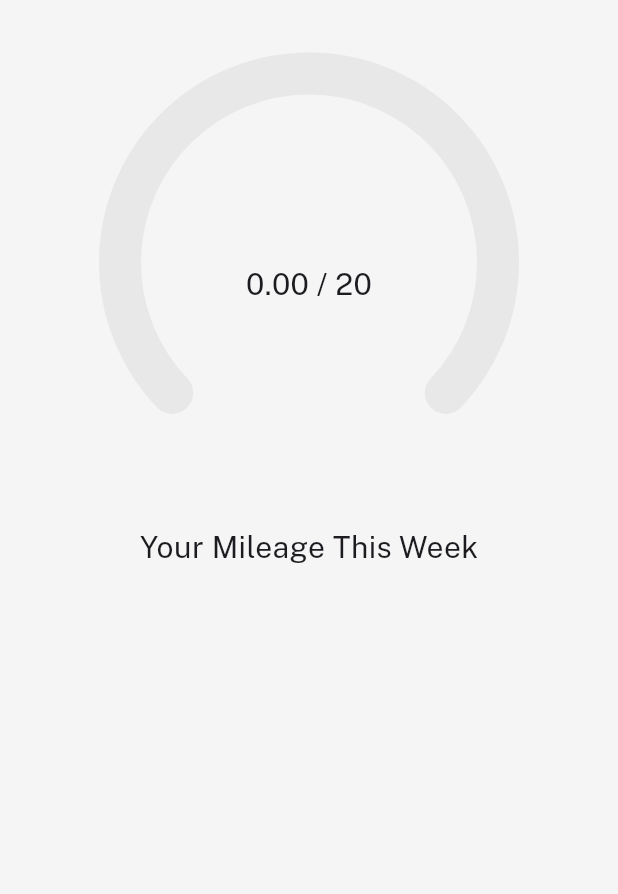
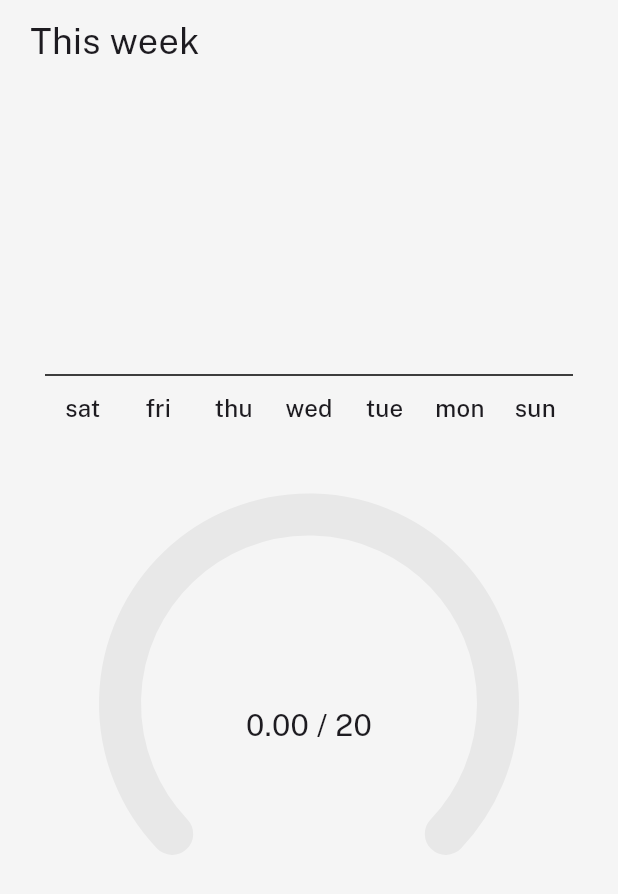
Before and after one commit to liamb09/Rundex, a Flutter app: the StatsPage screen opened directly, on a phone screen of 412 x 824 dp. Shown: the top 894 px of the screen. Run offline on Flutter 3.47's test engine with Material 3 defaults, Android fonts, the phone set to English and light mode, and no system bars; drawn by our look-alikes of syncfusion_flutter_gauges; our stand-ins replace envied, file_picker, flutter_image_compress, google_fonts, shared_preferences, sqflite and 2 more; missing offline and left inert: flex_color_picker, flutter_share, polyline_codec; accounts and stored records are empty; generated files the repository leaves out were written again.

Commit message:
Add daily mileage bar chart

```diff
--- a/lib/pages/stats_page.dart
+++ b/lib/pages/stats_page.dart
@@ -6,8 +6,8 @@ import 'package:running_log/services_and_helpers/User.dart';
 import 'package:running_log/services_and_helpers/UserDatabaseHelper.dart';
 import 'package:running_log/theme/theme.dart';
 import 'package:running_log/theme/theme_provider.dart';
-//import 'package:syncfusion_flutter_charts/charts.dart';
-import 'package:syncfusion_flutter_gauges/gauges.dart';
+import 'package:syncfusion_flutter_charts/charts.dart' as charts;
+import 'package:syncfusion_flutter_gauges/gauges.dart' as gauges;
 
 class StatsPage extends StatefulWidget {
   @override
@@ -46,6 +46,31 @@ class _StatsPageState extends State<StatsPage> {
     return weeklyMileage;
   }
 
+  List<MapEntry<String, double>> getLastWeekRuns (List<Run> runs) {
+    var currentTimestamp = (DateTime.now().millisecondsSinceEpoch / 1000).round();
+    var dayIndex = ((currentTimestamp - (currentTimestamp % 604800))%86400).floor();
+    List<String> days = ["sun", "mon", "tue", "wed", "thu", "fri", "sat"];
+    List<MapEntry<String, double>> ret = [];
+    for (int i = 0; i < 7; i++) {
+      ret.insert(0, MapEntry(days[(i+dayIndex)%7], 0));
+    }
+    for (int i = runs.length-1; i >= 0; i--) {
+      int index = 6-((currentTimestamp - runs[i].timestamp)/86400).floor();
+      if (index >= 0) {
+        ret[index] = MapEntry(ret[index].key, ret[index].value + runs[i].distance);
+      }
+    }
+    return ret;
+  }
+
+  List<DayData> getChartData (List<MapEntry<String, double>> distances) {
+    List<DayData> ret = [];
+    for (int i = 0; i < distances.length; i++) {
+      ret.add(DayData(distances[i].key, distances[i].value));
+    }
+    return ret;
+  }
+
   /*List<ChartSampleData> getMileageSeries (List<Run> runs) {
     List<ChartSampleData> result = [];
     for (Run run in runs) {
@@ -64,8 +89,11 @@ class _StatsPageState extends State<StatsPage> {
       builder: (BuildContext context, AsyncSnapshot<List<Run>> runSnapshot) {
         var runs = runSnapshot.data;
         var weeklyMileage = [];
+        List<DayData> lastWeek = [];
         if (runs != null) {
           weeklyMileage = getWeekMileage(runs);
+          getLastWeekRuns(runs);
+          lastWeek = getChartData(getLastWeekRuns(runs));
         }
         return FutureBuilder<User>(
           future: user,
@@ -76,34 +104,69 @@ class _StatsPageState extends State<StatsPage> {
             }
             return Scaffold(
               body: Center(
+                child: Padding(
+                  padding: const EdgeInsets.symmetric(horizontal: 20, vertical: 10),
                   child: Column(
                     children: [
-                    SfRadialGauge(
-                      axes: <RadialAxis>[
-                        RadialAxis(
+                      Row(
+                        children: [
+                          Text("This week", textAlign: TextAlign.left, style: TextStyle(
+                            fontSize: Theme.of(context).textTheme.headlineSmall!.fontSize,
+                          ),),
+                        ],
+                      ),
+                      SizedBox(
+                        height: 250,
+                        child: charts.SfCartesianChart(
+                          series: [
+                            charts.ColumnSeries<DayData, String>(
+                              dataSource: lastWeek,
+                              xValueMapper: (DayData day, _) => day.day,
+                              yValueMapper: (DayData day, _) => day.distance,
+                              color: Theme.of(context).colorScheme.primary,
+                              animationDuration: 200,
+                              dataLabelSettings: charts.DataLabelSettings(isVisible: true, showZeroValue: false),
+                              borderRadius: BorderRadius.only(topLeft: Radius.circular(8), topRight: Radius.circular(8)),
+                            ),
+                          ],
+                          primaryXAxis: charts.CategoryAxis(
+                            majorGridLines: charts.MajorGridLines(width: 0),
+                            majorTickLines: charts.MajorTickLines(width: 0),
+                            labelStyle: Theme.of(context).textTheme.titleMedium,
+                          ),
+                          primaryYAxis: charts.NumericAxis(
+                            isVisible: false,
+                          ),
+                          borderColor: Colors.transparent,
+                          plotAreaBorderWidth: 0,
+                        ),
+                      ),
+                      gauges.SfRadialGauge(
+                        axes: <gauges.RadialAxis>[
+                          gauges.RadialAxis(
                             showLabels: false,
                             showTicks: false,
                             radiusFactor: 0.8,
-                          axisLineStyle: AxisLineStyle(
+                            axisLineStyle: gauges.AxisLineStyle(
                               thickness: 0.2,
-                            cornerStyle: CornerStyle.bothCurve,
+                              cornerStyle: gauges.CornerStyle.bothCurve,
                               color: Provider.of<ThemeProvider>(context).themeData == darkMode ? Color(0xff171717) : Color(0xffE8E8E8),
-                            thicknessUnit: GaugeSizeUnit.factor,
+                              thicknessUnit: gauges.GaugeSizeUnit.factor,
                             ),
-                          pointers: <GaugePointer>[
-                            RangePointer(
+                            pointers: <gauges.GaugePointer>[
+                              gauges.RangePointer(
                                 value: (weeklyMileage[0]/userData.goal!)*100,
                                 width: 0.2,
-                              cornerStyle: CornerStyle.bothCurve,
+                                cornerStyle: gauges.CornerStyle.bothCurve,
                                 color: Theme.of(context).colorScheme.primary,
-                              sizeUnit: GaugeSizeUnit.factor,
+                                sizeUnit: gauges.GaugeSizeUnit.factor,
                                 enableAnimation: true,
-                              animationDuration: 30,
-                              animationType: AnimationType.linear
+                                animationDuration: 200,
+                                animationType: gauges.AnimationType.linear
                               )
                             ],
-                          annotations: <GaugeAnnotation>[
-                            GaugeAnnotation(
+                            annotations: <gauges.GaugeAnnotation>[
+                              gauges.GaugeAnnotation(
                                 positionFactor: 0.1,
                                 angle: 90,
                                 widget: Text(
@@ -115,8 +178,8 @@ class _StatsPageState extends State<StatsPage> {
                           )
                         ],
                       ),
-                    Text("Your Mileage This Week", style: TextStyle(fontSize: 20),)
                     ],
+                  ),
                 ),
               ),
             );
@@ -126,3 +189,10 @@ class _StatsPageState extends State<StatsPage> {
     );
   }
 }
+
+class DayData {
+  final String day;
+  final double distance;
+
+  DayData(this.day, this.distance);
+}
```
Lines whose indentation alone changed are shown as unchanged.
